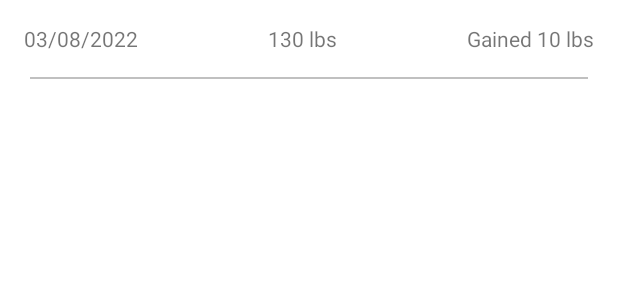
After one commit to EChilin5/iTV, an Android app: the layout weight_item.xml on its own in the app's theme, with its tools: preview values and no code run, on a phone screen of 412 x 824 dp. The commit adds this screen. Shown: the top 300 px of the screen. Run offline under Robolectric (Android 15) with nearby library versions, the phone set to English and light mode, and no system bars.

Commit message:
updated calorie progress to weight progress

```diff
--- a/app/src/main/java/eachillz/dev/itv/firestore/DailyMealChartData.kt
+++ b/app/src/main/java/eachillz/dev/itv/firestore/DailyMealChartData.kt
@@ -1,8 +1,9 @@
 package eachillz.dev.itv.firestore
 
 import java.time.LocalDate
+import java.util.*
 
 data class DailyMealChartData(
-    var dataChecked: LocalDate,
+    var dataChecked: Date,
     val calorieTrend:Int,
 )
--- /dev/null
+++ b/app/src/main/res/layout/weight_item.xml
@@ -0,0 +1,56 @@
+<?xml version="1.0" encoding="utf-8"?>
+<androidx.constraintlayout.widget.ConstraintLayout xmlns:android="http://schemas.android.com/apk/res/android"
+    xmlns:app="http://schemas.android.com/apk/res-auto"
+    xmlns:tools="http://schemas.android.com/tools"
+    android:id="@+id/clItemWeight"
+    android:layout_width="match_parent"
+    android:layout_height="wrap_content">
+
+    <TextView
+        android:id="@+id/tvDateValue"
+        android:layout_width="wrap_content"
+        android:layout_height="wrap_content"
+        android:layout_marginStart="16dp"
+        android:layout_marginTop="16dp"
+        android:text="03/08/2022"
+        app:layout_constraintStart_toStartOf="parent"
+        app:layout_constraintTop_toTopOf="parent" />
+
+    <TextView
+        android:id="@+id/tvWeightl"
+        android:layout_width="0dp"
+        android:layout_height="wrap_content"
+        android:layout_marginStart="10dp"
+        android:layout_marginTop="16dp"
+        android:layout_marginEnd="10dp"
+        android:gravity="center"
+        android:text="130 lbs"
+        app:layout_constraintEnd_toStartOf="@+id/tvPercentageWeight"
+        app:layout_constraintStart_toEndOf="@+id/tvDateValue"
+        app:layout_constraintTop_toTopOf="parent" />
+
+    <TextView
+        android:id="@+id/tvPercentageWeight"
+        android:layout_width="wrap_content"
+        android:layout_height="wrap_content"
+        android:layout_marginTop="16dp"
+        android:layout_marginEnd="16dp"
+        android:text="Gained 10 lbs"
+        app:layout_constraintEnd_toEndOf="parent"
+        app:layout_constraintTop_toTopOf="parent" />
+
+    <View
+        android:id="@+id/itemWeightVLine1"
+        android:layout_width="match_parent"
+        android:layout_height="1dp"
+        android:layout_marginStart="20dp"
+        android:layout_marginTop="16dp"
+        android:layout_marginEnd="20dp"
+        android:layout_marginBottom="5dp"
+        android:background="#c0c0c0"
+        app:layout_constraintBottom_toBottomOf="parent"
+        app:layout_constraintEnd_toEndOf="parent"
+        app:layout_constraintHorizontal_bias="0.0"
+        app:layout_constraintStart_toStartOf="parent"
+        app:layout_constraintTop_toBottomOf="@+id/tvWeightl" />
+</androidx.constraintlayout.widget.ConstraintLayout>
```
Also changed, not shown: app/src/main/java/eachillz/dev/itv/adapter/WeightAdapter.kt (added, +82 -0 lines), app/src/main/java/eachillz/dev/itv/fragment/ProggressFragment.kt (+93 -120 lines), app/src/main/java/eachillz/dev/itv/model/WeightWatcherModal.kt (added, +14 -0 lines), app/src/main/java/eachillz/dev/itv/overlay/AddWeightOverlay.kt (added, +69 -0 lines), app/src/main/res/layout/fragment_add_weight_overlay.xml (added, +48 -0 lines), app/src/main/res/layout/fragment_proggress.xml (+29 -7 lines).
